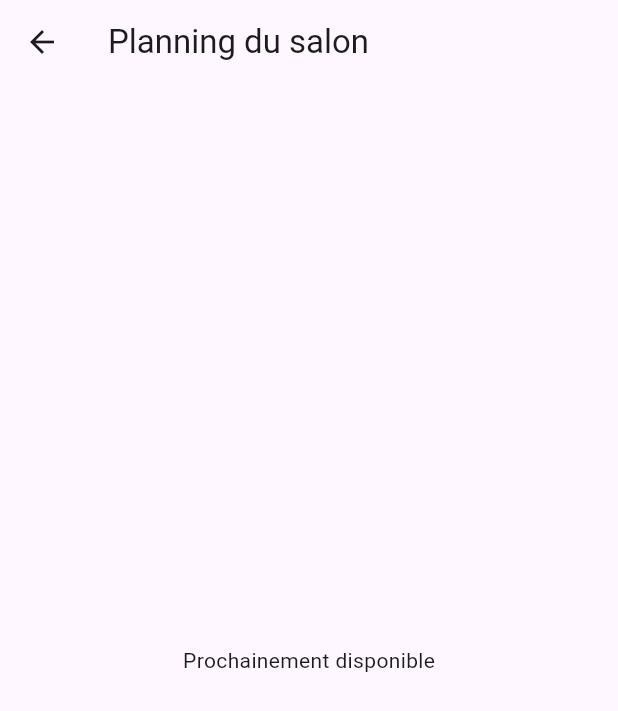
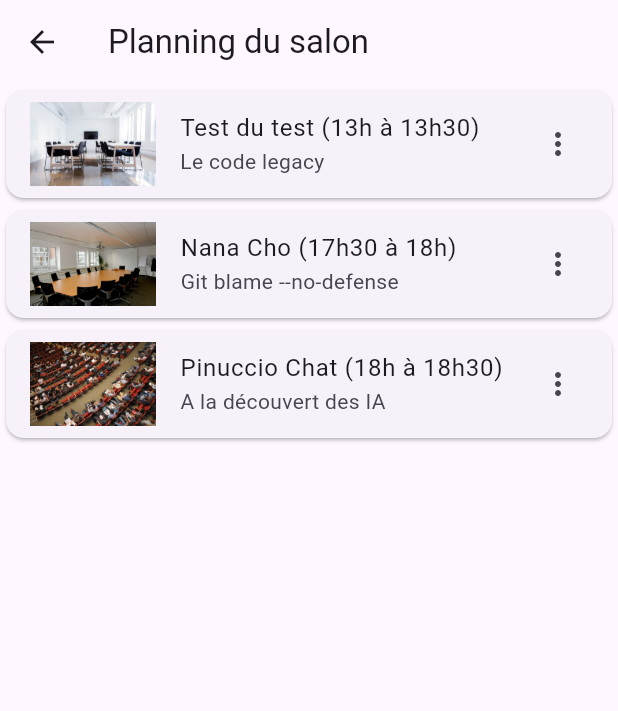
Before and after one commit to TaniaBar/Asynconf, a Flutter app: the EventPage screen opened directly, on a phone screen of 412 x 824 dp. Shown: the top 711 px of the screen. Run offline on Flutter 3.47's test engine with Material 3 defaults, Android fonts, the phone set to English and light mode, and no system bars; our stand-ins replace flutter_svg.

Commit message:
modified event_page to make Cards dynamic

```diff
--- a/lib/pages/event_page.dart
+++ b/lib/pages/event_page.dart
@@ -1,7 +1,35 @@
 import 'package:flutter/material.dart';
+import 'package:flutter/widgets.dart';
 
-class EventPage extends StatelessWidget {
+class EventPage extends StatefulWidget {
   const EventPage({super.key});
+
+  @override
+  State<EventPage> createState() => _EventPageState();
+}
+
+class _EventPageState extends State<EventPage> {
+
+  final events = [
+    {
+      "speaker": "Test du test",
+      "date": "13h à 13h30",
+      "subject": "Le code legacy",
+      "avatar": "chairs"
+    },
+    {
+      "speaker": "Nana Cho",
+      "date": "17h30 à 18h",
+      "subject": "Git blame --no-defense ",
+      "avatar": "conference-room"
+    },
+    {
+      "speaker": "Pinuccio Chat",
+      "date": "18h à 18h30",
+      "subject": "A la découvert des IA",
+      "avatar": "international-conference"
+    },
+  ];
 
   @override
   Widget build(BuildContext context) {
@@ -9,8 +37,26 @@ class EventPage extends StatelessWidget {
       appBar: AppBar(
         title: const Text("Planning du salon"),
       ),
-      body: const Center(
-        child: Text("Prochainement disponible"),
+      body: Center(
+        child: ListView.builder(
+          itemCount: events.length ,
+          itemBuilder: (context, index) {
+            final event = events[index];
+            final avatar = event['avatar'];
+            final speaker = event['speaker'];
+            final date = event['date'];
+            final subject = event['subject'];
+
+            return Card(
+              child: ListTile(
+                leading: Image.asset("assets/images/$avatar.jpg"),
+                title: Text("$speaker ($date)"),
+                subtitle: Text("$subject"),
+                trailing: Icon(Icons.more_vert),
+              ),
+            );
+          },
+        ),
       ),
     );
   }
```
Also changed, not shown: assets/images/chairs.jpg (added), assets/images/conference-room.jpg (added), assets/images/international-conference.jpg (added).
